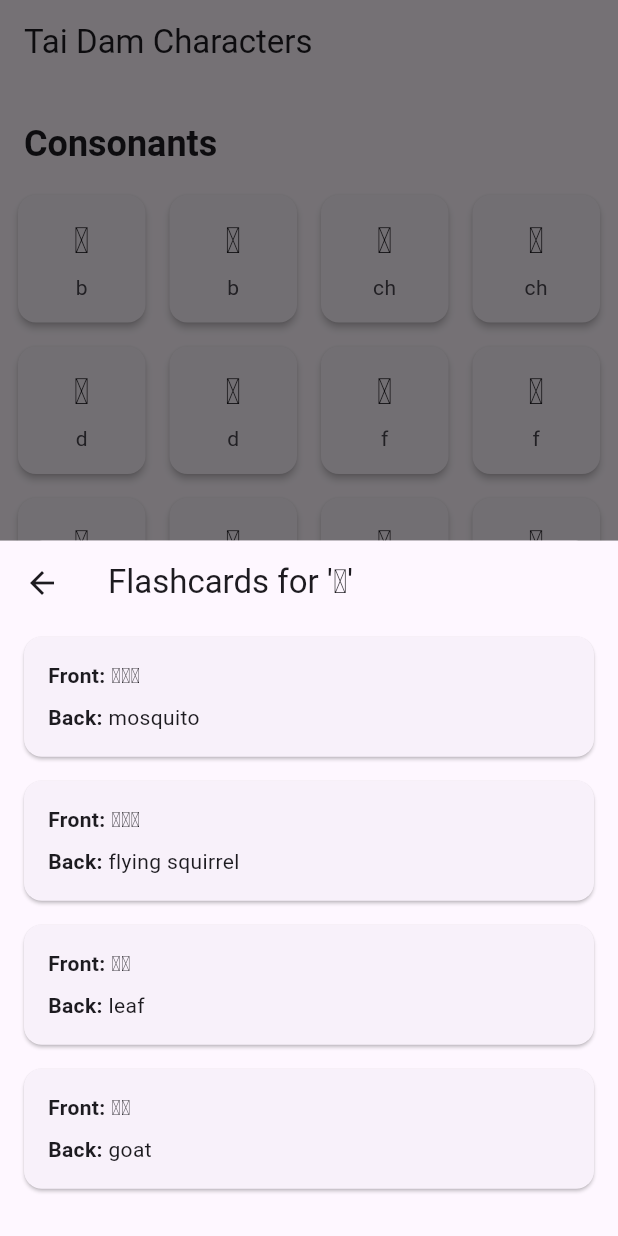
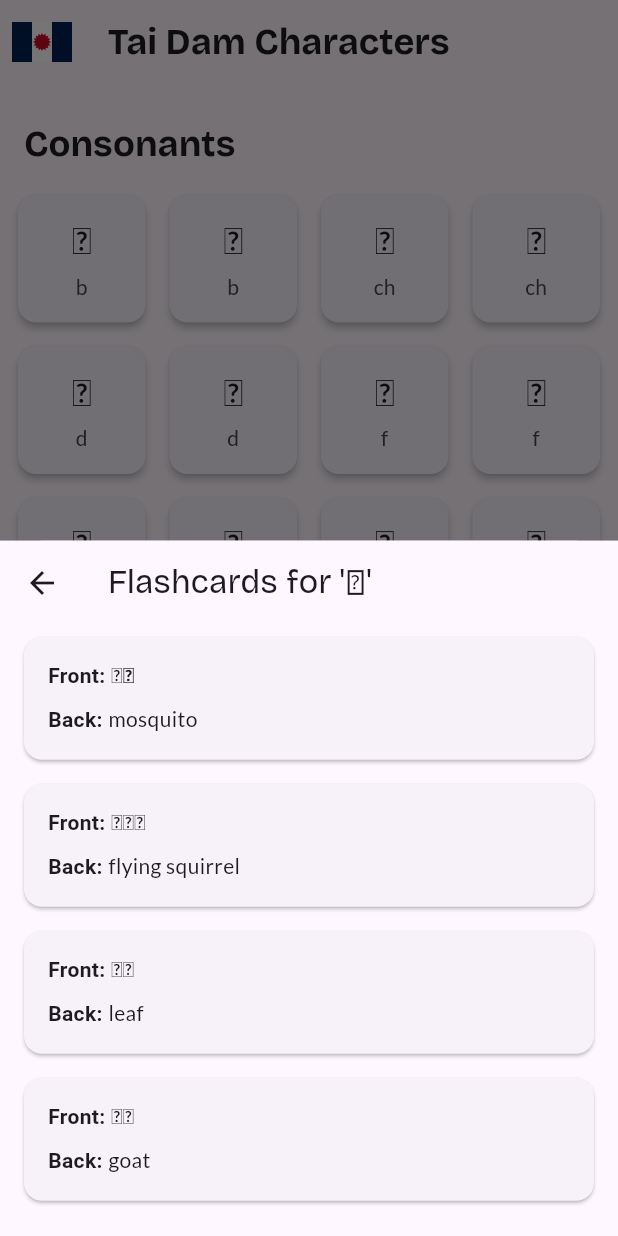
Before and after one commit to mthongvanh/taidamTutor, a Flutter app: the screen it shows after launch, after a tap on an icon or button, on a phone screen of 412 x 824 dp. Run offline on Flutter 3.47's test engine with Material 3 defaults, Android fonts, the phone set to English and light mode, and no system bars; our stand-ins replace audioplayers, equatable, flutter_bloc, get_it, google_fonts; project files that could hold a hidden picture were left out.

Commit message:
feat: enhance UI with flag image in character list and improve dialog presentation in letter grid

```diff
--- a/lib/feature/character_list/character_list.dart
+++ b/lib/feature/character_list/character_list.dart
@@ -12,7 +12,18 @@ class CharacterListPage extends StatelessWidget {
   Widget build(BuildContext context) {
     return Scaffold(
       appBar: AppBar(
-        title: const Text('Tai Dam Characters'),
+        leading: Padding(
+          padding: const EdgeInsets.all(8.0),
+          child: Image.asset(
+            'assets/images/png/flag.png',
+          ),
+        ),
+        title: Text(
+          'Tai Dam Characters',
+          style: Theme.of(context).textTheme.headlineSmall?.copyWith(
+                fontWeight: FontWeight.bold,
+              ),
+        ),
       ),
       body: BlocProvider<CharacterListCubit>(
         create: (context) => CharacterListCubit(),
--- a/lib/feature/flashcard/flashcard_screen.dart
+++ b/lib/feature/flashcard/flashcard_screen.dart
@@ -93,14 +93,15 @@ class FlashcardItemWidget extends StatelessWidget {
 
   @override
   Widget build(BuildContext context) {
-    return InkWell(
-      onTap: () {
-        if (flashcard.audio != null && flashcard.audio!.isNotEmpty) {
-          player.play(AssetSource('audio/${flashcard.audio}.caf'));
-        }
-      },
-      child: Card(
-        margin: const EdgeInsets.symmetric(horizontal: 16, vertical: 8),
+    return Card(
+      margin: const EdgeInsets.symmetric(horizontal: 16, vertical: 8),
+      clipBehavior: Clip.hardEdge,
+      child: InkWell(
+        onTap: () {
+          if (flashcard.audio != null && flashcard.audio!.isNotEmpty) {
+            player.play(AssetSource('audio/${flashcard.audio}.caf'));
+          }
+        },
         child: Padding(
           padding: const EdgeInsets.all(16.0),
           child: Column(
--- a/lib/main.dart
+++ b/lib/main.dart
@@ -1,5 +1,6 @@
 import 'package:flutter/material.dart';
 import 'package:flutter_bloc/flutter_bloc.dart';
+import 'package:google_fonts/google_fonts.dart';
 import 'package:taidam_tutor/core/data/characters/models/character.dart';
 import 'package:taidam_tutor/core/di/dependency_manager.dart';
 import 'package:taidam_tutor/feature/character_list/character_list.dart';
@@ -8,26 +9,23 @@
 void main() async {
   WidgetsFlutterBinding.ensureInitialized();
   DependencyManager().registerDependencies();
+  final darkText = ThemeData.dark().textTheme;
   runApp(
     MaterialApp(
       title: 'Flutter Demo',
       theme: ThemeData(
-        // This is the theme of your application.
-        //
-        // TRY THIS: Try running your application with "flutter run". You'll see
-        // the application has a purple toolbar. Then, without quitting the app,
-        // try changing the seedColor in the colorScheme below to Colors.green
-        // and then invoke "hot reload" (save your changes or press the "hot
-        // reload" button in a Flutter-supported IDE, or press "r" if you used
-        // the command line to start the app).
-        //
-        // Notice that the counter didn't reset back to zero; the application
-        // state is not lost during the reload. To reset the state, use hot
-        // restart instead.
-        //
-        // This works for code too, not just values: Most code changes can be
-        // tested with just a hot reload.
-        colorScheme: ColorScheme.fromSeed(seedColor: Colors.deepPurple),
+        textTheme: GoogleFonts.bricolageGrotesqueTextTheme().copyWith(
+          bodyLarge: GoogleFonts.latoTextTheme().bodyLarge,
+          bodyMedium: GoogleFonts.latoTextTheme().bodyMedium,
+          bodySmall: GoogleFonts.latoTextTheme().bodySmall,
+        ),
+      ),
+      darkTheme: ThemeData.dark().copyWith(
+        textTheme: GoogleFonts.bricolageGrotesqueTextTheme(darkText).copyWith(
+          bodyLarge: GoogleFonts.latoTextTheme(darkText).bodyLarge,
+          bodyMedium: GoogleFonts.latoTextTheme(darkText).bodyMedium,
+          bodySmall: GoogleFonts.latoTextTheme(darkText).bodySmall,
+        ),
       ),
       home: BlocProvider<AppCubit>(
         create: (context) => AppCubit(),
@@ -87,9 +85,9 @@
               ),
             ],
             currentIndex: state,
-            selectedItemColor:
-                Theme.of(context).primaryColor, // Or your preferred color
-            unselectedItemColor: Colors.grey,
+            // selectedItemColor:
+            //     Theme.of(context).primaryColor, // Or your preferred color
+            unselectedItemColor: Colors.grey.shade700,
             onTap: context.read<AppCubit>().onItemTapped,
             showUnselectedLabels: true,
           ),
--- a/pubspec.yaml
+++ b/pubspec.yaml
@@ -39,6 +39,7 @@ dependencies:
   json_annotation: ^4.9.0
   uuid: ^4.5.1
   get_it: ^8.0.3
+  google_fonts: ^6.2.1
   flutter_bloc: ^9.1.1
   flutter_svg: ^2.1.0
   sqflite:
```
Also changed, not shown: lib/feature/letter_search/widgets/letter_grid/letter_grid.dart (+53 -46 lines), assets/images/png/flag.png (added), pubspec.lock.
